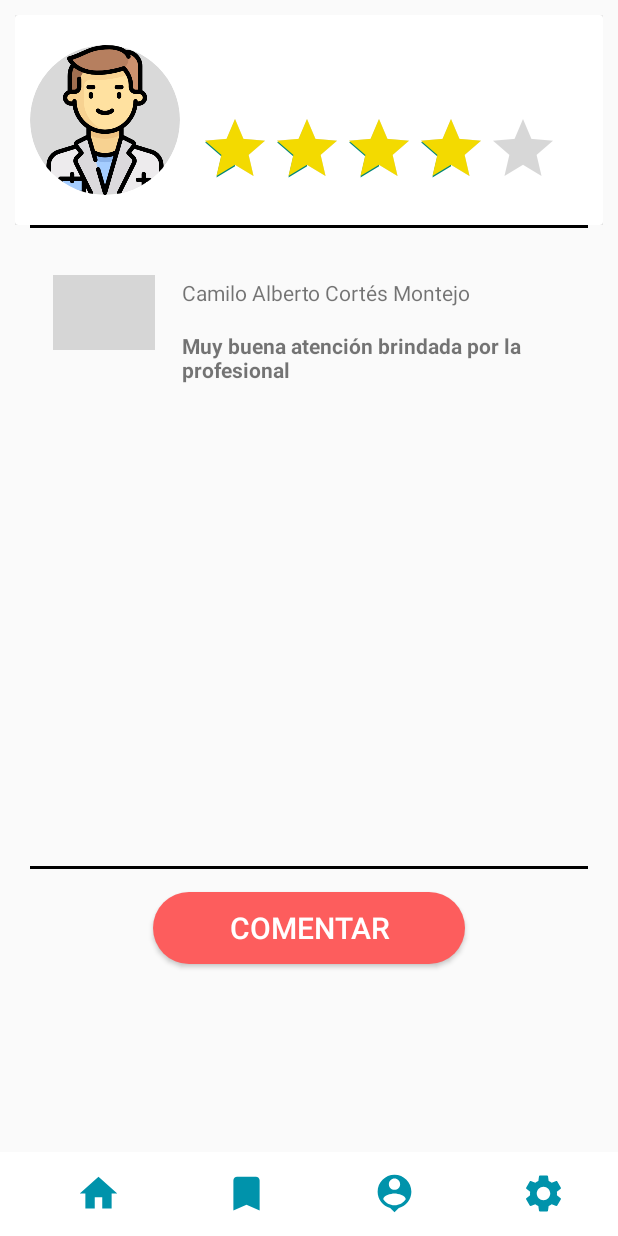
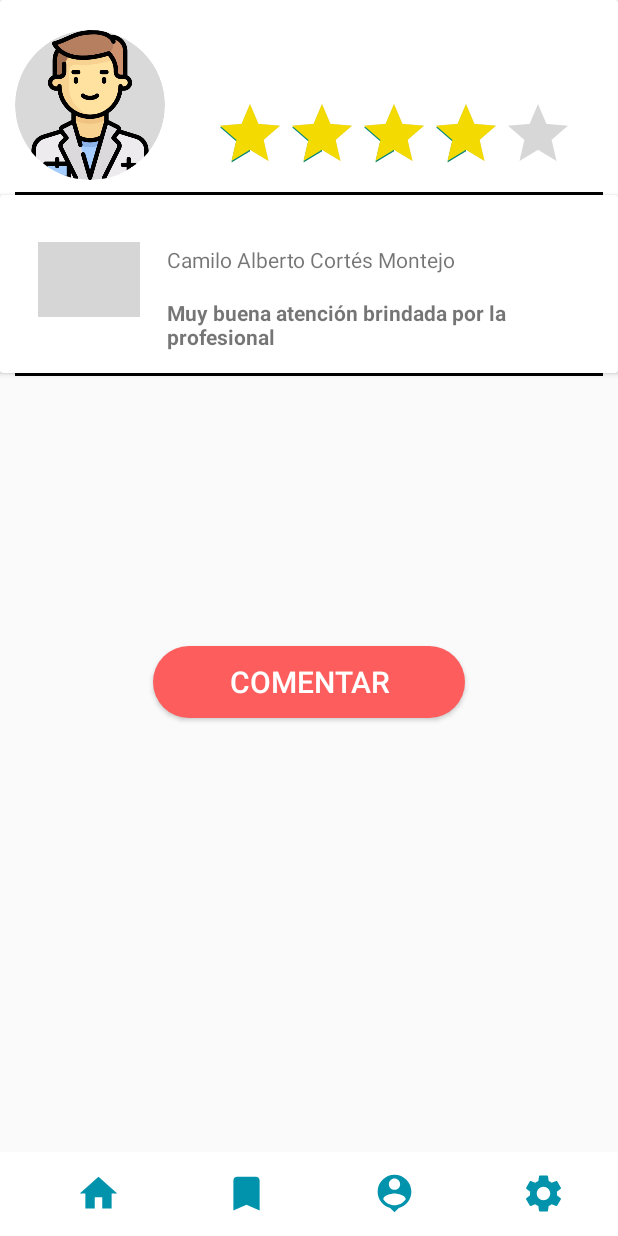
Before and after one commit to Desarrollo-de-Soluciones-IoT/Mobile-Aplication, an Android app: the ReviewsPatient screen opened directly, with no data from a screen before it, on a phone screen of 412 x 824 dp. Run offline under Robolectric (Android 15) with nearby library versions, the phone set to English and light mode, and no system bars; network calls fail; grey boxes are pictures that could not be loaded.

Commit message:
add review front

```diff
--- a/app/src/main/java/com/example/docseeker/NewReview.kt
+++ b/app/src/main/java/com/example/docseeker/NewReview.kt
@@ -56,7 +56,7 @@ class NewReview : AppCompatActivity() {
             //CONNECT TO DEPLOYED API
             //.baseUrl("https://spring-docseeker-dockseeker-be.azuremicroservices.io/api/v1/")
             //CONNECT TO LOCALHOST
-            .baseUrl("http://192.168.18.9:8080/api/v1/")
+            .baseUrl("http://192.168.1.18:8080/api/v1/")
             .addConverterFactory(GsonConverterFactory.create())
             .build()
 
--- a/app/src/main/res/layout/activity_reviews_patient.xml
+++ b/app/src/main/res/layout/activity_reviews_patient.xml
@@ -7,31 +7,31 @@
     android:clipChildren="false"
     android:clipToPadding="false">
 
-    <LinearLayout
-        android:layout_width="match_parent"
-        android:layout_height="wrap_content"
-        android:orientation="vertical"
-        android:layout_margin="10dp">
-
     <include
         layout="@layout/top_doctor"
         android:layout_width="match_parent"
-            android:layout_height="wrap_content" />
+        android:layout_height="128dp" />
 
     <View
         android:layout_width="match_parent"
         android:layout_height="2dp"
         android:background="#000"
         android:layout_marginHorizontal="10dp"/>
+
+    <androidx.cardview.widget.CardView
+        xmlns:android="http://schemas.android.com/apk/res/android"
+        xmlns:app="http://schemas.android.com/apk/res-auto"
+        android:layout_width="wrap_content"
+        android:layout_height="wrap_content"
+        android:id="@+id/RCard">
         <LinearLayout
+        android:id="@+id/Review"
         android:layout_width="match_parent"
-            android:layout_height="400dp"
+        android:layout_height="93dp"
         android:layout_marginTop="25dp"
         android:orientation="horizontal">
-
-
             <ImageView
-
+            android:id="@+id/ReviewImg"
             android:layout_width="68dp"
             android:layout_height="50dp"
             android:layout_marginLeft="25dp"
@@ -40,45 +40,44 @@
             android:clipToOutline="true"
             android:foregroundGravity="center"
             android:scaleType="fitXY"
-                android:src="@drawable/paciente_profile" />
+            android:src="@drawable/paciente_profile" >
+            </ImageView>
 
             <LinearLayout
             android:layout_width="wrap_content"
             android:layout_height="wrap_content"
             android:layout_marginLeft="10dp"
             android:orientation="vertical">
-
             <TextView
 
+                android:id="@+id/ReviewName"
                 android:layout_width="wrap_content"
                 android:layout_height="wrap_content"
                 android:layout_gravity="left"
                 android:padding="8dp"
                 android:text="Camilo Alberto Cortés Montejo"
-                    android:textSize="14sp" />
-
+                android:textSize="14sp" >
+            </TextView>
             <TextView
-
+                android:id="@+id/ReviewDescription"
                 android:layout_width="wrap_content"
                 android:layout_height="wrap_content"
                 android:layout_gravity="left"
                 android:padding="8dp"
                 android:text="Muy buena atención brindada por la profesional"
                 android:textSize="14sp"
-                    android:textStyle="bold" />
-
+                android:textStyle="bold" >
+            </TextView>
             </LinearLayout>
-
-
         </LinearLayout>
-
+    </androidx.cardview.widget.CardView>
     <View
         android:layout_width="match_parent"
         android:layout_height="2dp"
         android:background="#000"
         android:layout_marginHorizontal="10dp"/>
     <Button
-            android:layout_marginTop="15dp"
+        android:layout_margin="180dp"
         android:layout_width="208dp"
         android:layout_height="wrap_content"
         android:layout_gravity="center"
@@ -87,7 +86,7 @@
         android:textColor="@color/white"
         android:textSize="20sp"
         android:id="@+id/btnComment"/>
-    </LinearLayout>
+
 
     <include
 
```
Also changed, not shown: app/src/main/java/com/example/docseeker/ListReview.kt (added, +62 -0 lines), app/src/main/java/com/example/docseeker/ReviewsAdapter.kt (added, +56 -0 lines), app/src/main/res/layout/activity_list_reviews.xml (added, +26 -0 lines), app/src/main/res/layout/activity_new_review.xml (+7 -4 lines). Lines whose indentation alone changed are shown as unchanged.
